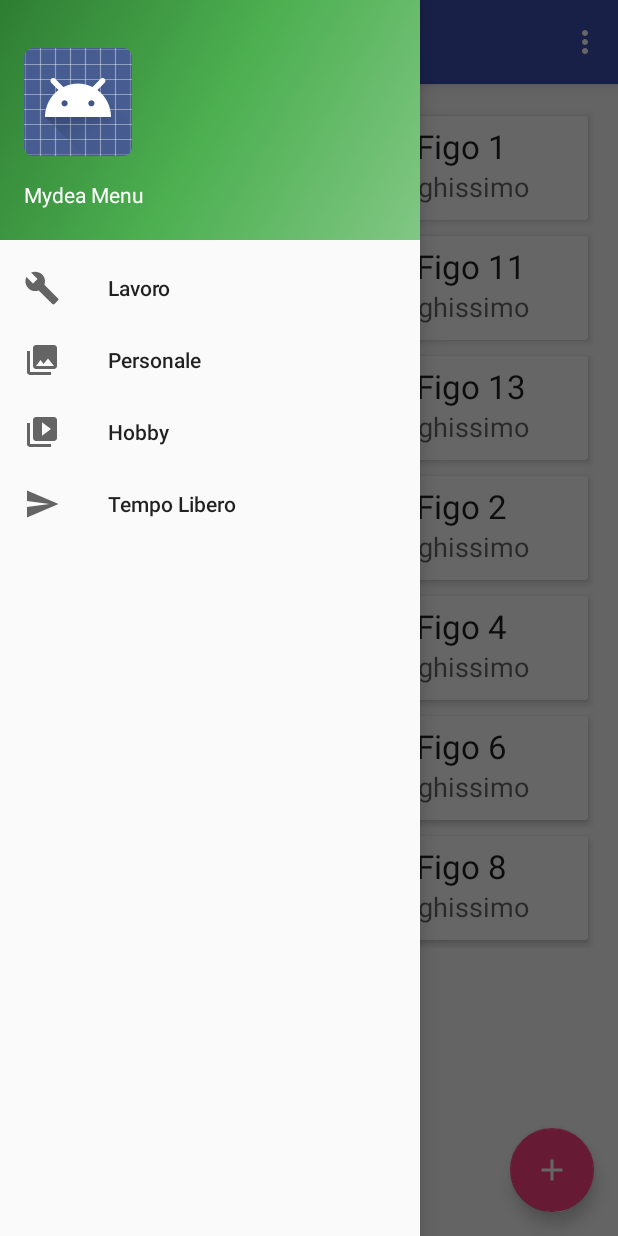
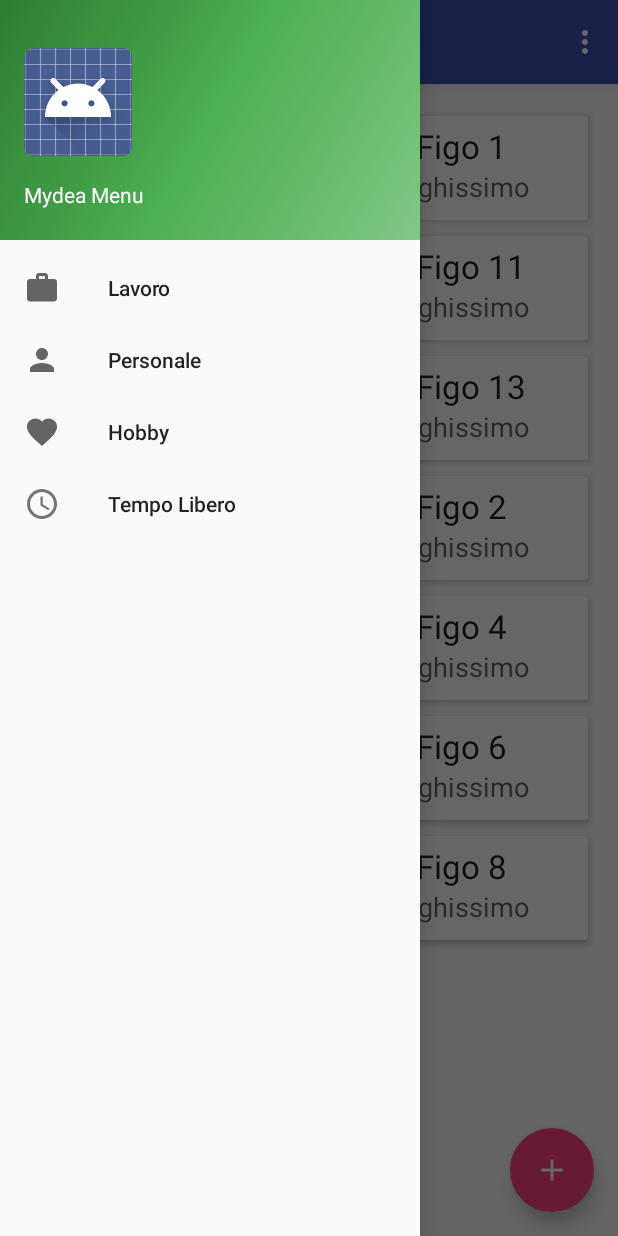
Before and after one commit to AndreaMinato/mydea, an Android app: the screen it shows after launch (MainActivity), with the side drawer open, on a phone screen of 412 x 824 dp. Run offline under Robolectric (Android 15) with nearby library versions, the phone set to English and light mode, and no system bars; libraries missing offline, so code that uses them is left out: com.github.florent37.viewanimator.

Commit message:
Cambiate icone del menu

```diff
--- /dev/null
+++ b/app/src/main/res/drawable/ic_access_time_24dp.xml
@@ -0,0 +1,10 @@
+<vector xmlns:android="http://schemas.android.com/apk/res/android"
+        android:width="24dp"
+        android:height="24dp"
+        android:viewportWidth="24.0"
+        android:viewportHeight="24.0">
+    <path
+        android:fillColor="#FF000000"
+        android:pathData="M11.99,2C6.47,2 2,6.48 2,12s4.47,10 9.99,10C17.52,22 22,17.52 22,12S17.52,2 11.99,2zM12,20c-4.42,0 -8,-3.58 -8,-8s3.58,-8 8,-8 8,3.58 8,8 -3.58,8 -8,8zM12.5,7H11v6l5.25,3.15 0.75,-1.23 -4.5,-2.67z"
+        android:fillAlpha=".9"/>
+</vector>
--- /dev/null
+++ b/app/src/main/res/drawable/ic_favorite_24dp.xml
@@ -0,0 +1,9 @@
+<vector xmlns:android="http://schemas.android.com/apk/res/android"
+        android:width="24dp"
+        android:height="24dp"
+        android:viewportWidth="24.0"
+        android:viewportHeight="24.0">
+    <path
+        android:fillColor="#FF000000"
+        android:pathData="M12,21.35l-1.45,-1.32C5.4,15.36 2,12.28 2,8.5 2,5.42 4.42,3 7.5,3c1.74,0 3.41,0.81 4.5,2.09C13.09,3.81 14.76,3 16.5,3 19.58,3 22,5.42 22,8.5c0,3.78 -3.4,6.86 -8.55,11.54L12,21.35z"/>
+</vector>
--- /dev/null
+++ b/app/src/main/res/drawable/ic_person_24dp.xml
@@ -0,0 +1,9 @@
+<vector xmlns:android="http://schemas.android.com/apk/res/android"
+        android:width="24dp"
+        android:height="24dp"
+        android:viewportWidth="24.0"
+        android:viewportHeight="24.0">
+    <path
+        android:fillColor="#FF000000"
+        android:pathData="M12,12c2.21,0 4,-1.79 4,-4s-1.79,-4 -4,-4 -4,1.79 -4,4 1.79,4 4,4zm0,2c-2.67,0 -8,1.34 -8,4v2h16v-2c0,-2.66 -5.33,-4 -8,-4z"/>
+</vector>
--- /dev/null
+++ b/app/src/main/res/drawable/ic_work_24dp.xml
@@ -0,0 +1,9 @@
+<vector xmlns:android="http://schemas.android.com/apk/res/android"
+        android:width="24dp"
+        android:height="24dp"
+        android:viewportWidth="24.0"
+        android:viewportHeight="24.0">
+    <path
+        android:fillColor="#FF000000"
+        android:pathData="M20,6h-4V4c0,-1.11 -0.89,-2 -2,-2h-4c-1.11,0 -2,0.89 -2,2v2H4c-1.11,0 -1.99,0.89 -1.99,2L2,19c0,1.11 0.89,2 2,2h16c1.11,0 2,-0.89 2,-2V8c0,-1.11 -0.89,-2 -2,-2zm-6,0h-4V4h4v2z"/>
+</vector>
--- a/app/src/main/res/menu/activity_main_drawer.xml
+++ b/app/src/main/res/menu/activity_main_drawer.xml
@@ -4,19 +4,19 @@
     <group android:checkableBehavior="single">
         <item
             android:id="@+id/navCatLavoro"
-            android:icon="@drawable/ic_menu_manage"
+            android:icon="@drawable/ic_work_24dp"
             android:title="Lavoro" />
         <item
             android:id="@+id/navCatPersonale"
-            android:icon="@drawable/ic_menu_gallery"
+            android:icon="@drawable/ic_person_24dp"
             android:title="Personale" />
         <item
             android:id="@+id/navCatHobby"
-            android:icon="@drawable/ic_menu_slideshow"
+            android:icon="@drawable/ic_favorite_24dp"
             android:title="Hobby" />
         <item
             android:id="@+id/navCatTempoLibero"
-            android:icon="@drawable/ic_menu_send"
+            android:icon="@drawable/ic_access_time_24dp"
             android:title="Tempo Libero" />
     </group>
 
```
